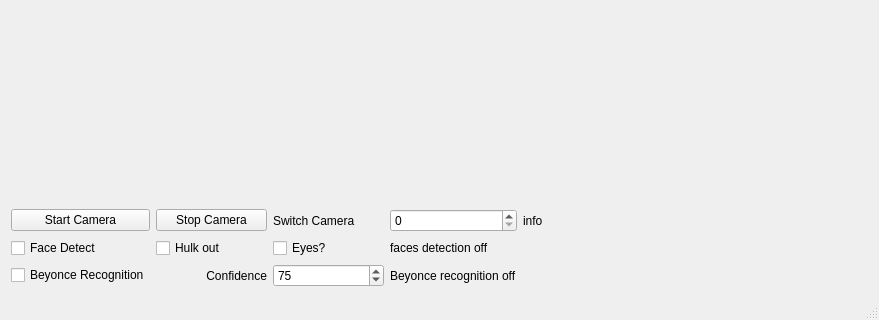
Qt form py_faces/face_gui.ui (MisterYu/faces) before a commit; both pictures show x 0 to 879 and y 349 to 669 of the 879 by 669 pixel window.
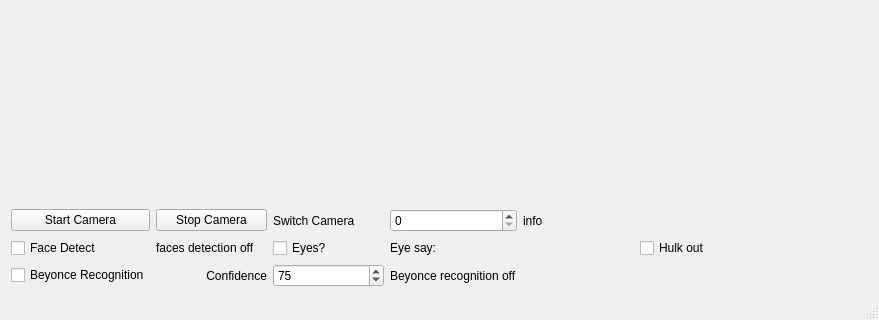
The same form after that commit.

Commit message: added GUI controls for morse code output

```diff
--- a/py_faces/face_gui.ui
+++ b/py_faces/face_gui.ui
@@ -122,13 +122,6 @@
       </property>
      </widget>
     </item>
-    <item row="3" column="3">
-     <widget class="QLabel" name="face_detect_label">
-      <property name="text">
-       <string>faces detection off</string>
-      </property>
-     </widget>
-    </item>
     <item row="2" column="1">
      <widget class="QPushButton" name="stop_pushButton">
       <property name="text">
@@ -137,9 +130,9 @@
      </widget>
     </item>
     <item row="3" column="1">
-     <widget class="QCheckBox" name="hulk_checkBox">
+     <widget class="QLabel" name="face_detect_label">
       <property name="text">
-       <string>Hulk out</string>
+       <string>faces detection off</string>
       </property>
      </widget>
     </item>
@@ -150,6 +143,20 @@
       </property>
      </widget>
     </item>
+    <item row="3" column="3">
+     <widget class="QLabel" name="label_2">
+      <property name="text">
+       <string>Eye say:</string>
+      </property>
+     </widget>
+    </item>
+    <item row="3" column="5">
+     <widget class="QCheckBox" name="hulk_checkBox">
+      <property name="text">
+       <string>Hulk out</string>
+      </property>
+     </widget>
+    </item>
    </layout>
   </widget>
   <widget class="QMenuBar" name="menuBar">
```
Left out of the diff: 6 changed lines with no effect on the pictures. The commit also changes 1 other file.
